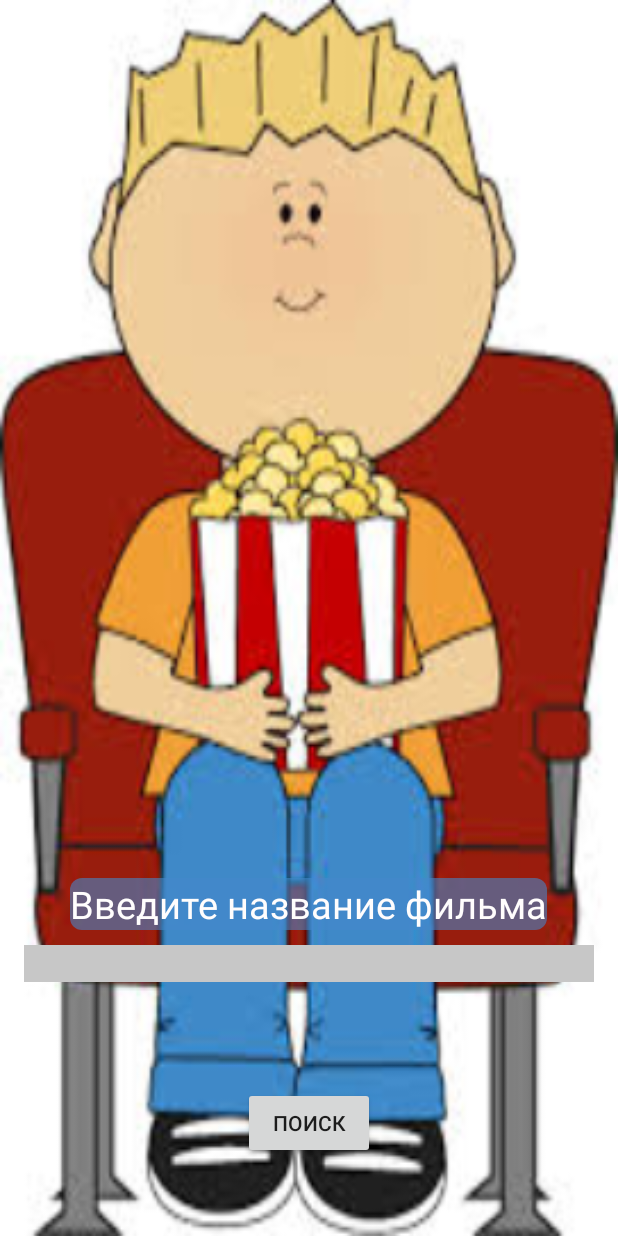
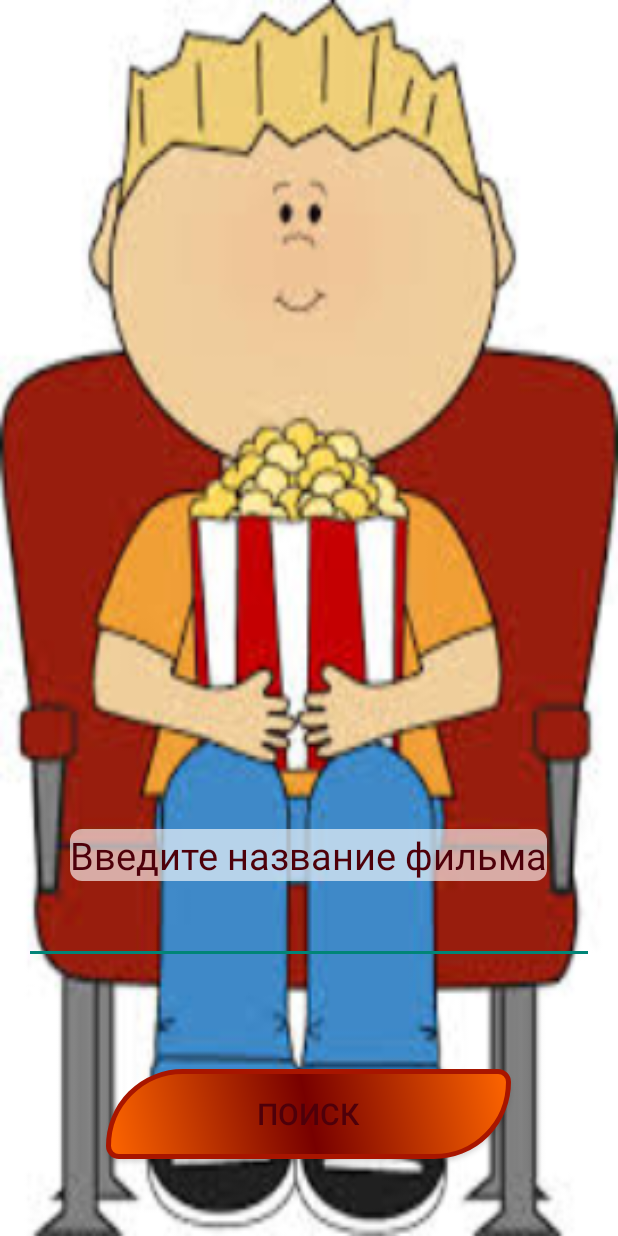
Before and after one commit to lorde701/Kinoman, an Android app: the SearchActivity screen opened directly, with no data from a screen before it, on a phone screen of 412 x 824 dp. Run offline under Robolectric (Android 15) with nearby library versions, the phone set to English and light mode, and no system bars.

Commit message:
БД вроде есть, интерфейсы работают

```diff
--- a/app/src/main/res/drawable/search_background_layout.xml
+++ b/app/src/main/res/drawable/search_background_layout.xml
@@ -1,7 +1,7 @@
 <?xml version="1.0" encoding="utf-8"?>
 <shape xmlns:android="http://schemas.android.com/apk/res/android"
     android:shape="rectangle">
-    <solid android:color="@color/search_background_layout_color" />
+    <solid android:color="@color/search_back_layout_color" />
     <corners android:radius="8dp" />
 
 </shape>
--- a/app/src/main/res/layout/activity_search.xml
+++ b/app/src/main/res/layout/activity_search.xml
@@ -14,33 +14,39 @@
         android:layout_height="match_parent"
         android:layout_alignParentTop="true"
         android:layout_centerHorizontal="true"
+        android:layout_marginBottom="10dp"
         android:gravity="bottom"
-        android:orientation="vertical"
-        android:layout_marginBottom="10dp">
+        android:orientation="vertical">
 
         <LinearLayout
             android:layout_width="wrap_content"
             android:layout_height="wrap_content"
-            android:background="@drawable/search_background_layout"
             android:layout_gravity="center_horizontal"
-            android:layout_marginBottom="10dp">
+            android:layout_marginBottom="10dp"
+            android:background="@drawable/search_background_layout">
 
             <TextView
                 android:id="@+id/textView"
                 android:layout_width="wrap_content"
                 android:layout_height="match_parent"
+                android:layout_gravity="center_vertical"
                 android:text="Введите название фильма"
                 android:textColor="@color/search_text"
                 android:textSize="25sp" />
         </LinearLayout>
         <!--android:layout_marginBottom="25dp"-->
 
-        <EditText
-            android:id="@+id/editText"
-            android:layout_width="match_parent"
-            android:layout_height="wrap_content"
-            android:layout_marginBottom="70dp"
-            android:background="#C7C7C7" />
+>
+
+            <EditText
+                android:id="@+id/editText"
+                android:layout_width="match_parent"
+                android:layout_height="wrap_content"
+                android:layout_marginBottom="70dp"
+                android:textColor="@color/search_text" />
+
+
+
 
         <Button
             android:id="@+id/button"
@@ -48,6 +54,9 @@
             android:layout_height="wrap_content"
             android:layout_gravity="center_horizontal"
             android:layout_marginBottom="25dp"
-            android:text="Поиск" />
+            android:background="@drawable/main_btn_select"
+            android:text="Поиск"
+            android:textColor="@color/search_text"
+            android:textSize="20sp" />
     </LinearLayout>
 </RelativeLayout>
--- a/app/src/main/res/values/colors.xml
+++ b/app/src/main/res/values/colors.xml
@@ -17,5 +17,6 @@
 
 
         <color name="search_background_layout_color">#964488cc</color>
-        <color name="search_text">#fffdfd</color>
+        <color name="search_back_layout_color">#a0ffffff</color>
+        <color name="search_text">#4e000a</color>
 </resources>
```
Also changed, not shown: app/src/main/java/com/example/kinoman/Source/DBHelper.java (+66 -1 lines), app/src/main/java/com/example/kinoman/Source/DataForBase.java (deleted, +0 -7 lines), app/src/main/java/com/example/kinoman/Source/DatasForDB.java (added, +32 -0 lines), app/src/main/java/com/example/kinoman/Source/MovieDataBase.java (added, +37 -0 lines), app/src/main/res/drawable/movie_img_kill_mockingbird.jpg (added), app/src/main/res/drawable/movie_img_pride_prejudice.jpg (added).
